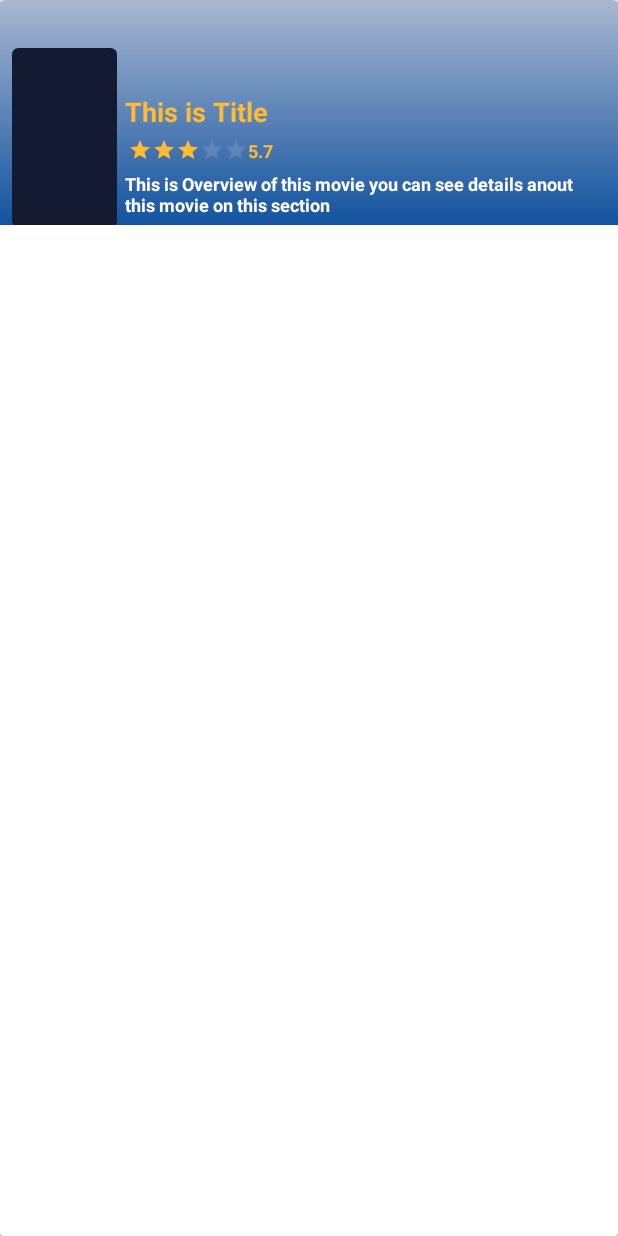
After one commit to Emranul-Islam/Movie-Info, an Android app: the layout layout_slider_item.xml on its own in the app's theme, with its tools: preview values and no code run, on a phone screen of 412 x 824 dp. The commit adds this screen. Run offline under Robolectric (Android 15) with nearby library versions, the phone set to English and light mode, and no system bars.

Commit message:
added slider

```diff
--- a/app/src/main/java/com/emranul/movieinfo/api/ApiServices.java
+++ b/app/src/main/java/com/emranul/movieinfo/api/ApiServices.java
@@ -16,7 +16,7 @@ public interface ApiServices {
     @GET("movie/popular")
     Call<CategoriesPopular> getPopular(@Query("api_key") String apiKey);
 
-    @GET("movie/upcoming")
+    @GET("movie/now_playing")
     Call<CategoriesPlaying> getPlaying(@Query("api_key") String apiKey);
 
     @GET("movie/top_rated")
--- /dev/null
+++ b/app/src/main/res/drawable/cover_forground.xml
@@ -0,0 +1,7 @@
+<?xml version="1.0" encoding="utf-8"?>
+<shape xmlns:android="http://schemas.android.com/apk/res/android" >
+
+    <gradient
+        android:startColor="@color/colorAccent"
+        android:angle="90" />
+</shape>
--- /dev/null
+++ b/app/src/main/res/layout/layout_slider_item.xml
@@ -0,0 +1,107 @@
+<?xml version="1.0" encoding="utf-8"?>
+<androidx.cardview.widget.CardView xmlns:android="http://schemas.android.com/apk/res/android"
+    android:layout_width="match_parent"
+    xmlns:app="http://schemas.android.com/apk/res-auto"
+    app:cardCornerRadius="6dp"
+    android:elevation="0dp"
+    android:layout_marginStart="-2dp"
+    android:layout_marginEnd="-2dp"
+    android:layout_height="match_parent">
+
+    <RelativeLayout
+        android:layout_width="match_parent"
+        android:layout_height="150dp">
+
+        <ImageView
+            android:layout_width="match_parent"
+            android:layout_height="match_parent"
+            android:src="@color/colorRating"
+            android:scaleType="centerCrop"
+            android:foreground="@drawable/cover_forground"
+            android:id="@+id/slider_cover" />
+
+        <androidx.cardview.widget.CardView
+            android:id="@+id/slider_image_card"
+            android:layout_width="70dp"
+            android:layout_height="120dp"
+            android:layout_alignParentBottom="true"
+            android:layout_marginStart="10dp"
+            android:layout_marginBottom="-2dp"
+            app:cardCornerRadius="4dp"
+            app:cardElevation="0dp">
+
+            <ImageView
+                android:id="@+id/slider_image"
+                android:layout_width="match_parent"
+                android:layout_height="match_parent"
+                android:scaleType="fitXY"
+                android:src="@color/colorBackground" />
+        </androidx.cardview.widget.CardView>
+
+
+        <LinearLayout
+            android:layout_width="match_parent"
+            android:layout_height="wrap_content"
+            android:layout_alignParentBottom="true"
+            android:layout_marginStart="5dp"
+            android:layout_marginBottom="5dp"
+            android:layout_toEndOf="@+id/slider_image_card"
+            android:orientation="vertical">
+
+            <TextView
+                android:id="@+id/slider_title"
+                android:layout_width="match_parent"
+                android:layout_height="wrap_content"
+                android:text="This is Title"
+                android:textColor="@android:color/holo_orange_light"
+                android:textSize="18sp"
+                android:textStyle="bold" />
+
+            <LinearLayout
+                android:layout_width="match_parent"
+                android:layout_height="wrap_content"
+                android:layout_marginStart="2dp"
+                android:layout_marginTop="5dp"
+                android:orientation="horizontal">
+
+                <RatingBar
+                    android:id="@+id/slider_rating"
+                    style="?android:attr/ratingBarStyleSmall"
+                    android:layout_width="wrap_content"
+                    android:layout_height="wrap_content"
+                    android:layout_gravity="center_vertical"
+                    android:progressBackgroundTint="@color/colorRating"
+                    android:progressTint="@android:color/holo_orange_light"
+                    android:rating="3" />
+
+                <TextView
+                    android:id="@+id/slider_vote"
+                    android:layout_width="wrap_content"
+                    android:layout_height="wrap_content"
+                    android:gravity="center_vertical"
+                    android:text="5.7"
+                    android:textColor="@android:color/holo_orange_light"
+                    android:textSize="12sp"
+                    android:textStyle="bold" />
+
+            </LinearLayout>
+
+
+            <TextView
+                android:id="@+id/slider_overview"
+                android:layout_width="match_parent"
+                android:layout_height="wrap_content"
+                android:layout_marginTop="5dp"
+                android:layout_marginEnd="10dp"
+                android:ellipsize="end"
+                android:maxLines="3"
+                android:text="@string/details"
+                android:textColor="@android:color/white"
+                android:textSize="12sp"
+                android:textStyle="bold" />
+
+
+        </LinearLayout>
+    </RelativeLayout>
+
+</androidx.cardview.widget.CardView>
--- a/app/src/main/res/values/strings.xml
+++ b/app/src/main/res/values/strings.xml
@@ -2,4 +2,5 @@
     <string name="app_name">Movie Info</string>
     <!-- TODO: Remove or change this placeholder text -->
     <string name="hello_blank_fragment">Hello blank fragment</string>
+    <string name="details">This is Overview of this movie you can see details anout this movie on this section</string>
 </resources>
```
Also changed, not shown: app/src/main/java/com/emranul/movieinfo/adapter/AdapterSlider.java (added, +90 -0 lines), app/src/main/java/com/emranul/movieinfo/fragment/HomeFragment.java (+79 -0 lines), app/src/main/java/com/emranul/movieinfo/model/Results.java (+21 -1 lines), app/src/main/res/layout/fragment_home.xml (+6 -1 lines).
